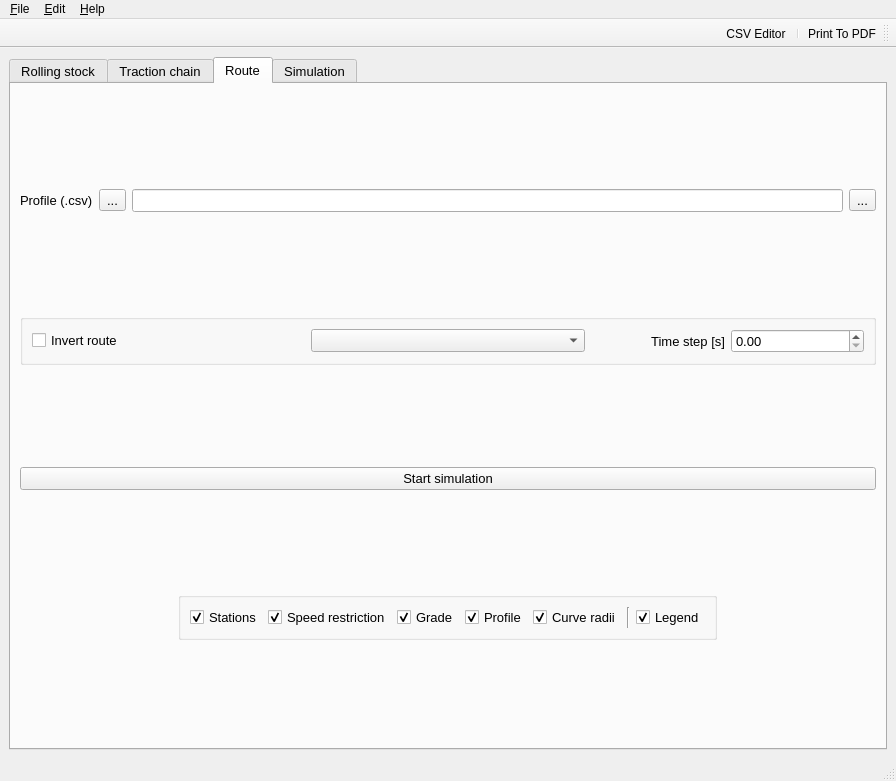
Before: the Qt Designer form RailwaySim_GUI.ui in danicc097/RailwaySim, drawn with Qt 5.
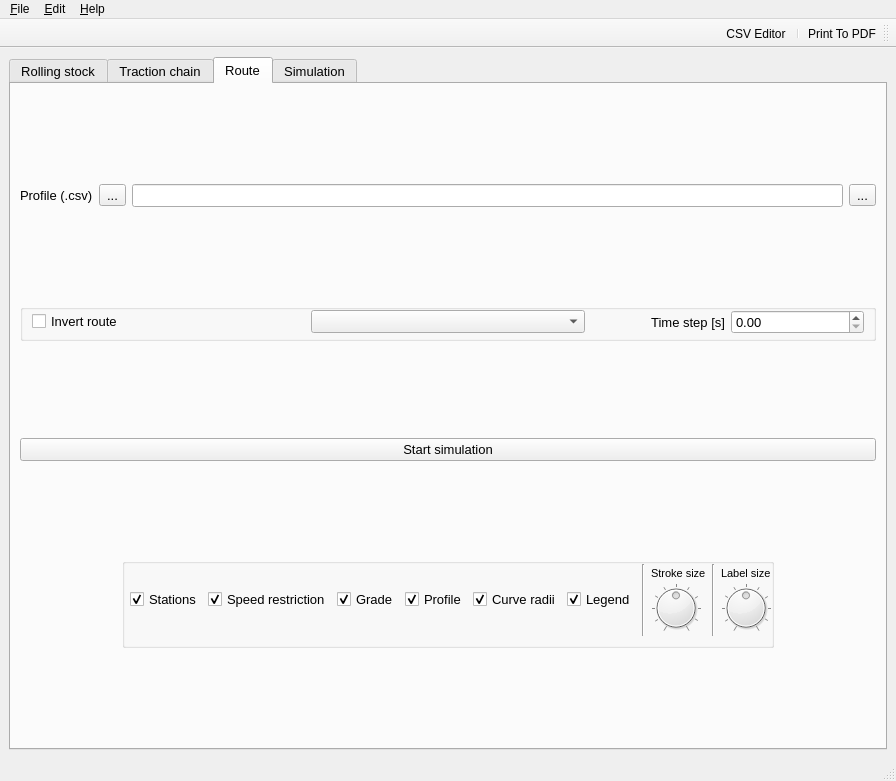
After: the same form once the commit is applied. The open tabs and pages were chosen to show the change. Icons and pictures are not drawn.

Commit message: Fusion style and plot dials

Diff of the .ui file:
```diff
--- a/RailwaySim_GUI.ui
+++ b/RailwaySim_GUI.ui
@@ -1972,10 +1972,22 @@
             <verstretch>0</verstretch>
            </sizepolicy>
           </property>
+          <property name="maximumSize">
+           <size>
+            <width>16777215</width>
+            <height>16777215</height>
+           </size>
+          </property>
           <property name="title">
            <string/>
           </property>
           <layout class="QHBoxLayout" name="horizontalLayout_28">
+           <property name="topMargin">
+            <number>0</number>
+           </property>
+           <property name="bottomMargin">
+            <number>4</number>
+           </property>
            <item>
             <widget class="QCheckBox" name="cb_InvertRoute">
              <property name="text">
@@ -2074,13 +2086,37 @@
             <verstretch>0</verstretch>
            </sizepolicy>
           </property>
+          <property name="maximumSize">
+           <size>
+            <width>16777215</width>
+            <height>90</height>
+           </size>
+          </property>
           <property name="title">
            <string/>
           </property>
           <property name="alignment">
            <set>Qt::AlignCenter</set>
           </property>
+          <property name="flat">
+           <bool>false</bool>
+          </property>
           <layout class="QHBoxLayout" name="horizontalLayout_29">
+           <property name="sizeConstraint">
+            <enum>QLayout::SetDefaultConstraint</enum>
+           </property>
+           <property name="leftMargin">
+            <number>5</number>
+           </property>
+           <property name="topMargin">
+            <number>0</number>
+           </property>
+           <property name="rightMargin">
+            <number>0</number>
+           </property>
+           <property name="bottomMargin">
+            <number>9</number>
+           </property>
            <item>
             <widget class="QCheckBox" name="cb_r_stations">
              <property name="text">
@@ -2131,13 +2167,6 @@
              </property>
             </widget>
            </item>
-           <item>
-            <widget class="Line" name="line">
-             <property name="orientation">
-              <enum>Qt::Vertical</enum>
-             </property>
-            </widget>
-           </item>
            <item>
             <widget class="QCheckBox" name="cb_r_legend">
              <property name="text">
@@ -2148,6 +2177,132 @@
              </property>
             </widget>
            </item>
+           <item>
+            <widget class="Line" name="line">
+             <property name="orientation">
+              <enum>Qt::Vertical</enum>
+             </property>
+            </widget>
+           </item>
+           <item>
+            <layout class="QVBoxLayout" name="dial_layout_1">
+             <property name="spacing">
+              <number>0</number>
+             </property>
+             <item alignment="Qt::AlignHCenter">
+              <widget class="QLabel" name="label_28">
+               <property name="maximumSize">
+                <size>
+                 <width>16777215</width>
+                 <height>15</height>
+                </size>
+               </property>
+               <property name="font">
+                <font>
+                 <pointsize>8</pointsize>
+                </font>
+               </property>
+               <property name="text">
+                <string>Stroke size</string>
+               </property>
+               <property name="textFormat">
+                <enum>Qt::AutoText</enum>
+               </property>
+               <property name="scaledContents">
+                <bool>false</bool>
+               </property>
+               <property name="wordWrap">
+                <bool>false</bool>
+               </property>
+               <property name="margin">
+                <number>0</number>
+               </property>
+              </widget>
+             </item>
+             <item>
+              <widget class="QDial" name="dial_stroke_size">
+               <property name="maximumSize">
+                <size>
+                 <width>50</width>
+                 <height>50</height>
+                </size>
+               </property>
+               <property name="maximum">
+                <number>10</number>
+               </property>
+               <property name="sliderPosition">
+                <number>5</number>
+               </property>
+               <property name="wrapping">
+                <bool>false</bool>
+               </property>
+               <property name="notchTarget">
+                <double>5.700000000000000</double>
+               </property>
+               <property name="notchesVisible">
+                <bool>true</bool>
+               </property>
+              </widget>
+             </item>
+            </layout>
+           </item>
+           <item>
+            <widget class="Line" name="line_2">
+             <property name="orientation">
+              <enum>Qt::Vertical</enum>
+             </property>
+            </widget>
+           </item>
+           <item>
+            <layout class="QVBoxLayout" name="dial_layout_2">
+             <property name="spacing">
+              <number>0</number>
+             </property>
+             <item alignment="Qt::AlignHCenter">
+              <widget class="QLabel" name="label_27">
+               <property name="maximumSize">
+                <size>
+                 <width>16777215</width>
+                 <height>15</height>
+                </size>
+               </property>
+               <property name="font">
+                <font>
+                 <pointsize>8</pointsize>
+                </font>
+               </property>
+               <property name="text">
+                <string>Label size</string>
+               </property>
+              </widget>
+             </item>
+             <item>
+              <widget class="QDial" name="dial_label_size">
+               <property name="maximumSize">
+                <size>
+                 <width>50</width>
+                 <height>50</height>
+                </size>
+               </property>
+               <property name="maximum">
+                <number>10</number>
+               </property>
+               <property name="sliderPosition">
+                <number>5</number>
+               </property>
+               <property name="wrapping">
+                <bool>false</bool>
+               </property>
+               <property name="notchTarget">
+                <double>5.700000000000000</double>
+               </property>
+               <property name="notchesVisible">
+                <bool>true</bool>
+               </property>
+              </widget>
+             </item>
+            </layout>
+           </item>
           </layout>
          </widget>
         </item>
```
Left out of the diff: 2 changed lines with no effect on the pictures. The commit also changes 17 other files.
